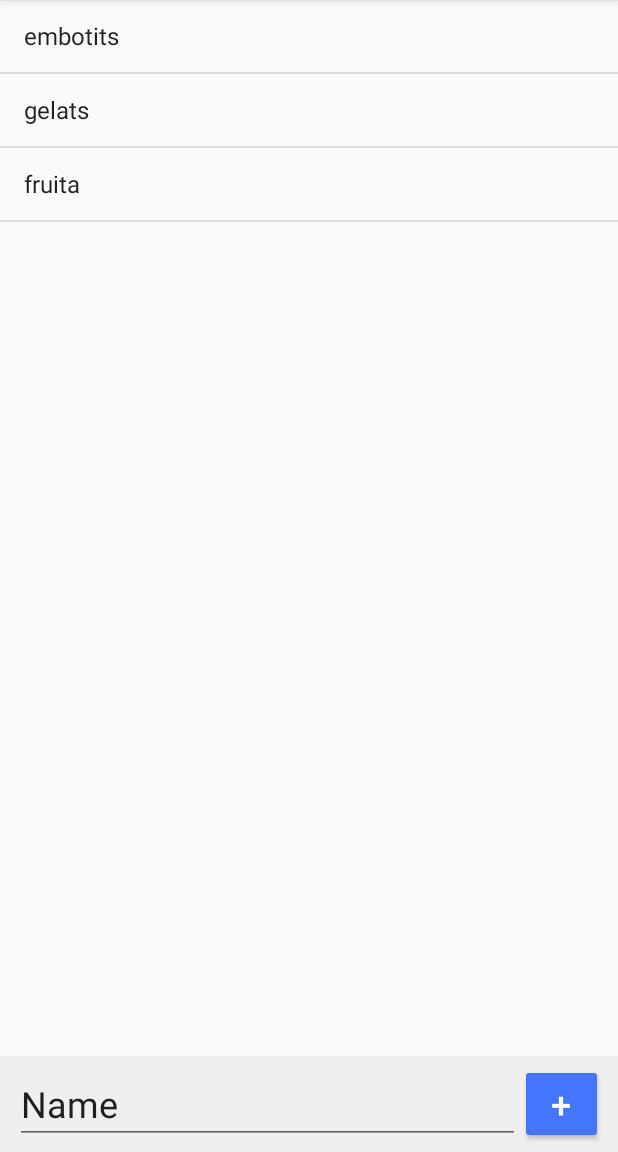
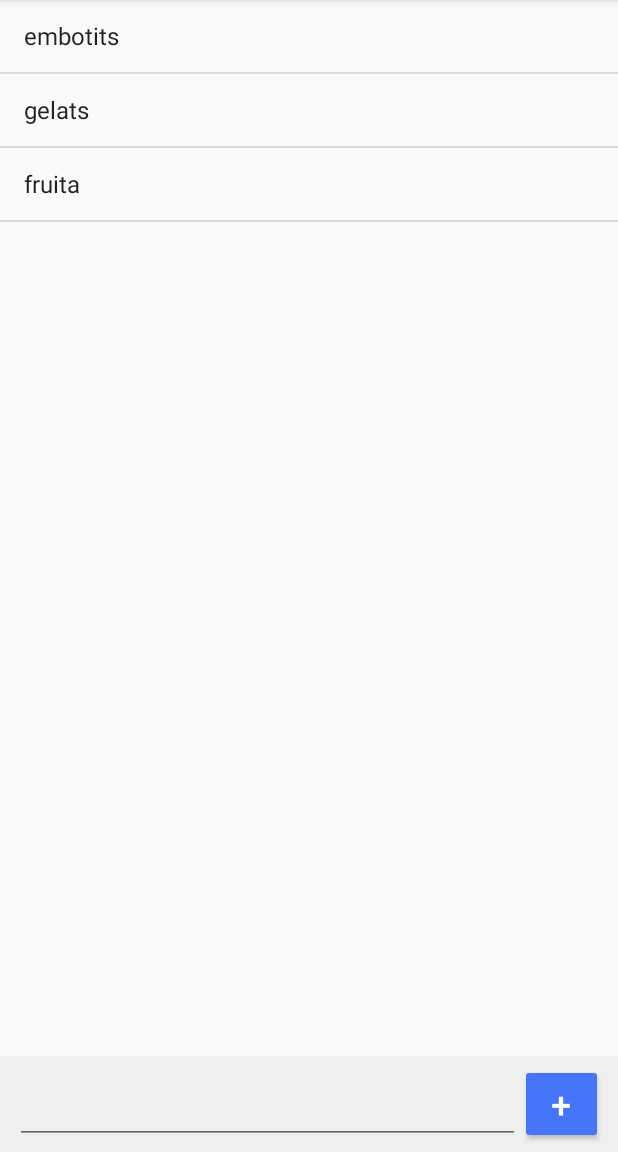
Before and after one commit to seditaa/ShoppingList2, an Android app: the screen it shows after launch (ShoppingListActivity), on a phone screen of 412 x 824 dp, the part 84-1236 px from its top. Run offline under Robolectric (Android 15) with nearby library versions, the phone set to English and light mode, and no system bars.

Commit message:
Afegir elements a la llista

```diff
--- a/app/src/main/res/layout/activity_shopping_list.xml
+++ b/app/src/main/res/layout/activity_shopping_list.xml
@@ -33,8 +33,7 @@
             android:layout_alignParentTop="true"
             android:layout_toStartOf="@+id/btn_add"
             android:ems="10"
-            android:inputType="textPersonName"
-            android:text="Name"
+            android:inputType="text"
             android:textSize="24sp" />
 
         <Button
```
Also changed, not shown: app/src/main/java/edu/upc/eseiaat/pma/shoppinglist/ShoppingListActivity.java (+19 -0 lines).
